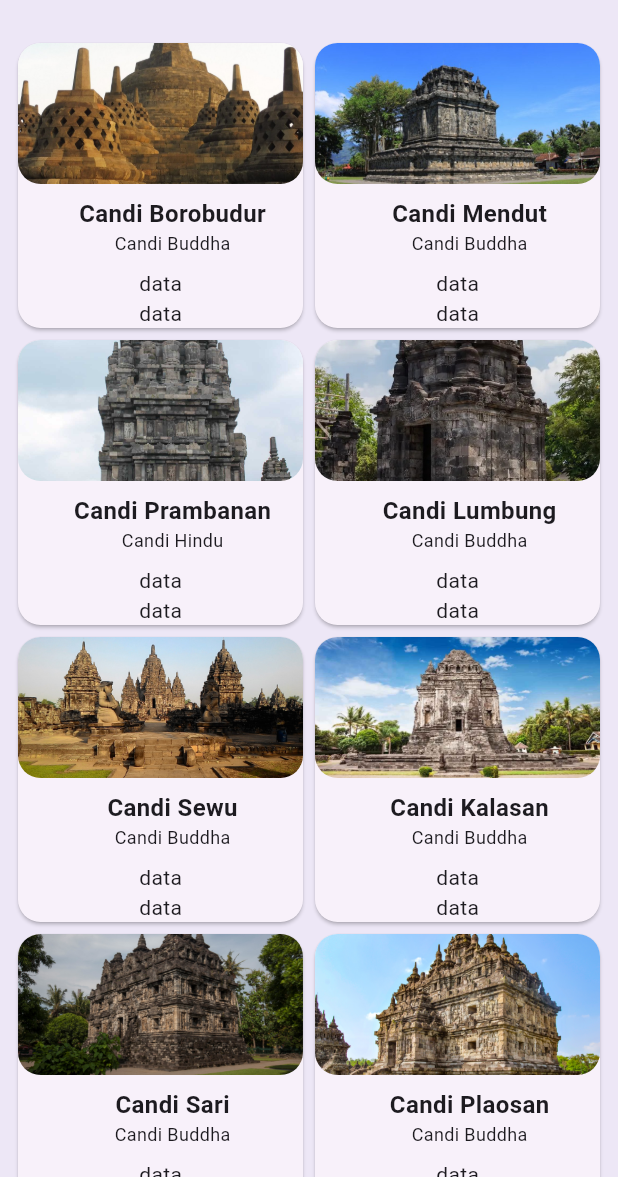
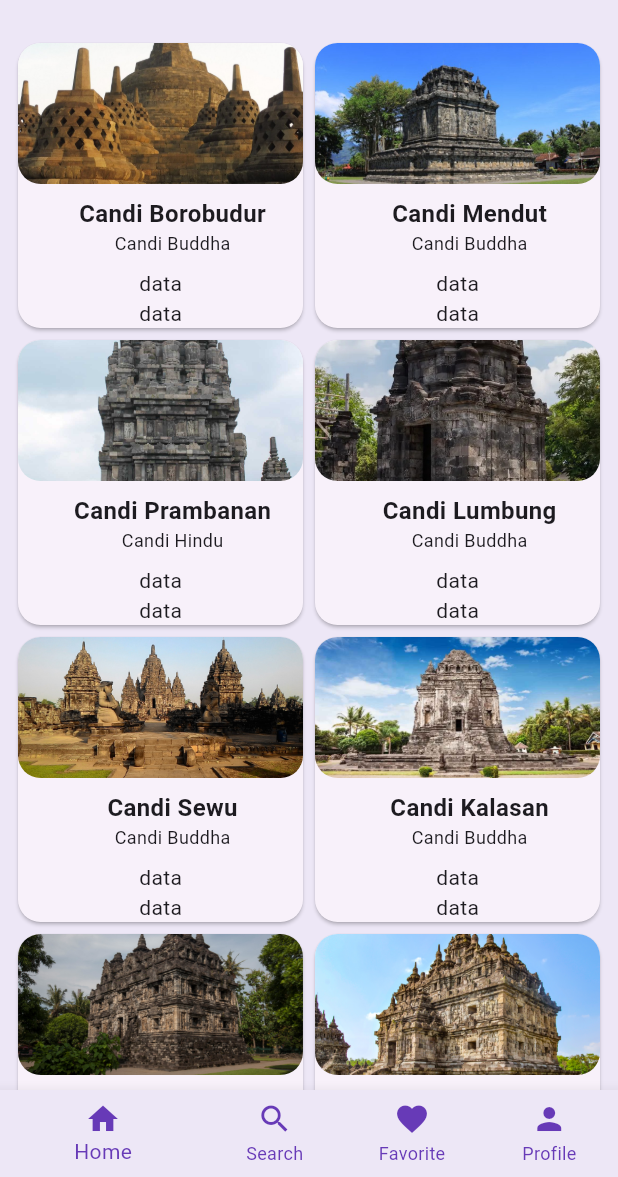
Before and after one commit to mayangsarinr/wisata_candi_mayangsari, a Flutter app: the screen it shows after launch, on a phone screen of 412 x 824 dp, the part 59-1236 px from its top. Run offline on Flutter 3.47's test engine with Material 3 defaults, Android fonts, the phone set to English and light mode, and no system bars.

Commit message:
add maindart navigasi
aa

```diff
--- a/lib/main.dart
+++ b/lib/main.dart
@@ -6,6 +6,7 @@ import 'package:wisata_candi/screens/detail_screen.dart';
 import 'package:wisata_candi/screens/home_screen.dart';
 import 'package:wisata_candi/screens/profile_screen.dart';
 import 'package:wisata_candi/screens/search_screen.dart';
+import 'package:wisata_candi/screens/favorite_screen.dart';
 
 void main() {
   runApp(const MyApp());
@@ -18,6 +19,7 @@ class MyApp extends StatelessWidget {
   @override
   Widget build(BuildContext context) {
     return MaterialApp(
+      debugShowCheckedModeBanner: false,
       title: 'Wisata Candi',
       theme: ThemeData(
         appBarTheme: const AppBarTheme(
@@ -34,12 +36,69 @@ class MyApp extends StatelessWidget {
         ),
         useMaterial3: true,
       ),
-      //home: ProfileScreen(),
-      //home: DetailScreen(candi: candiList[0]),
-      // home: SignInScreen(),
-      // home: SignUpScreen(),
-      //home: SearchScreen(),
-      home: HomeScreen(),
+      home: MainScreen(),
     );
   }
 }
+class MainScreen extends StatefulWidget {
+  const MainScreen({super.key});
+
+  @override
+  State<MainScreen> createState() => _MainScreenState();
+}
+
+class _MainScreenState extends State<MainScreen> {
+  //TODO: 1. Deklarasikan variabel
+  int _currentIndex =0;
+  final List<Widget> _children = [
+    HomeScreen(),
+    SearchScreen(),
+    FavoriteScreen(),
+    ProfileScreen(),
+  ];
+
+  @override
+  Widget build(BuildContext context) {
+    return Scaffold(
+      //TODO: 2. Buat properti body berupa widget yang ditampilkan
+      body: _children[_currentIndex],
+      //TODO: 3. Buat properti bottomNavigationBar dengan nilai Theme
+      bottomNavigationBar: Theme(
+        //TODO: 4. Buat data dan child dari Theme
+        data: Theme.of(context).copyWith(
+          canvasColor: Colors.deepPurple[50],
+        ),
+        child: BottomNavigationBar(
+          currentIndex: _currentIndex,
+          onTap: (index){
+            setState(() {
+              _currentIndex = index;
+            });
+          },
+          items: const[
+            BottomNavigationBarItem(
+              icon: Icon(Icons.home, color: Colors.deepPurple,),
+              label: 'Home',
+            ),
+            BottomNavigationBarItem(
+                icon: Icon(Icons.search, color: Colors.deepPurple,),
+                label: 'Search',
+            ),
+            BottomNavigationBarItem(
+                icon: Icon(Icons.favorite, color: Colors.deepPurple,),
+                label: 'Favorite',
+            ),
+            BottomNavigationBarItem(
+                icon: Icon(Icons.person, color: Colors.deepPurple,),
+                label: 'Profile',
+            ),
+          ],
+          selectedItemColor: Colors.deepPurple,
+          unselectedItemColor: Colors.deepPurple,
+          showUnselectedLabels: true,
+        ),
+        ),
+
+    );
+  }
+}
--- /dev/null
+++ b/lib/screens/favorite_screen.dart
@@ -0,0 +1,15 @@
+import 'package:flutter/material.dart';
+
+class FavoriteScreen extends StatefulWidget {
+  const FavoriteScreen({super.key});
+
+  @override
+  State<FavoriteScreen> createState() => _FavoriteScreenState();
+}
+
+class _FavoriteScreenState extends State<FavoriteScreen> {
+  @override
+  Widget build(BuildContext context) {
+    return const Placeholder();
+  }
+}
--- a/lib/widgets/item_card.dart
+++ b/lib/widgets/item_card.dart
@@ -15,9 +15,6 @@ class ItemCard extends StatelessWidget {
       shape: RoundedRectangleBorder(
           borderRadius: BorderRadius.circular(15)
       ),
-
-      shape: RoundedRectangleBorder(borderRadius: BorderRadius.circular(15)),
-
       margin: EdgeInsets.all(4),
       elevation: 1,
       child: Column(
```
